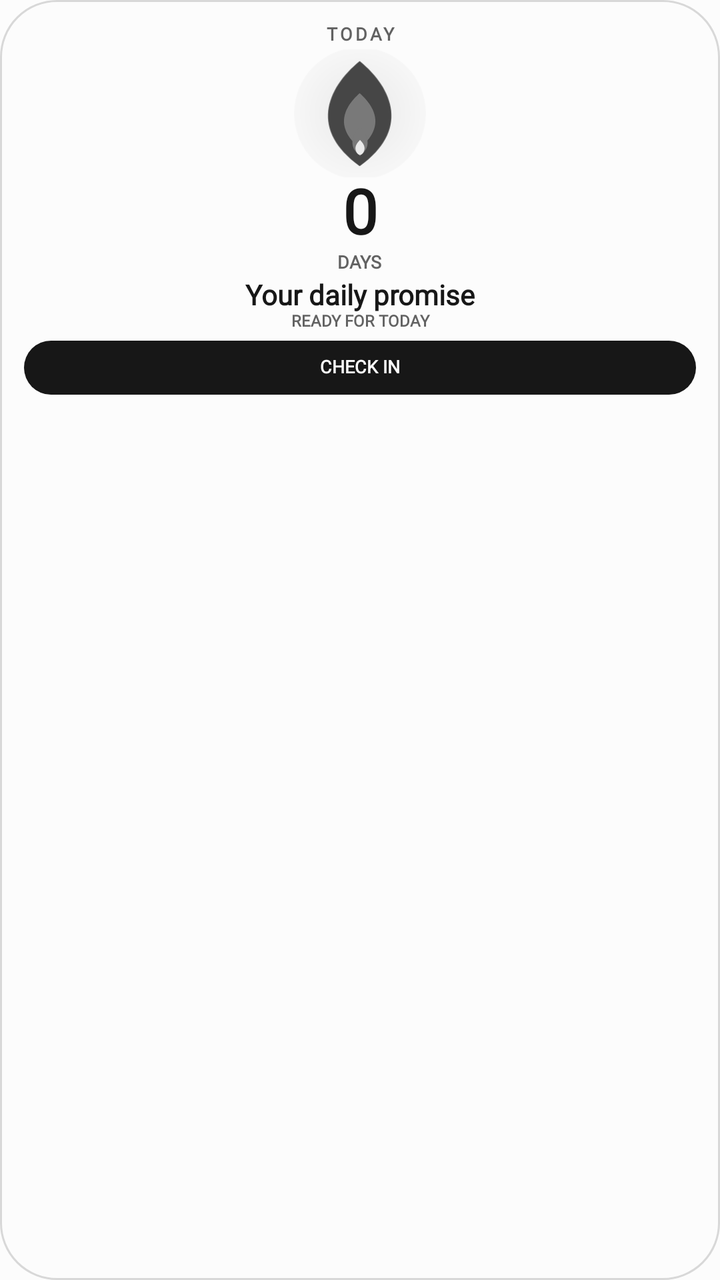
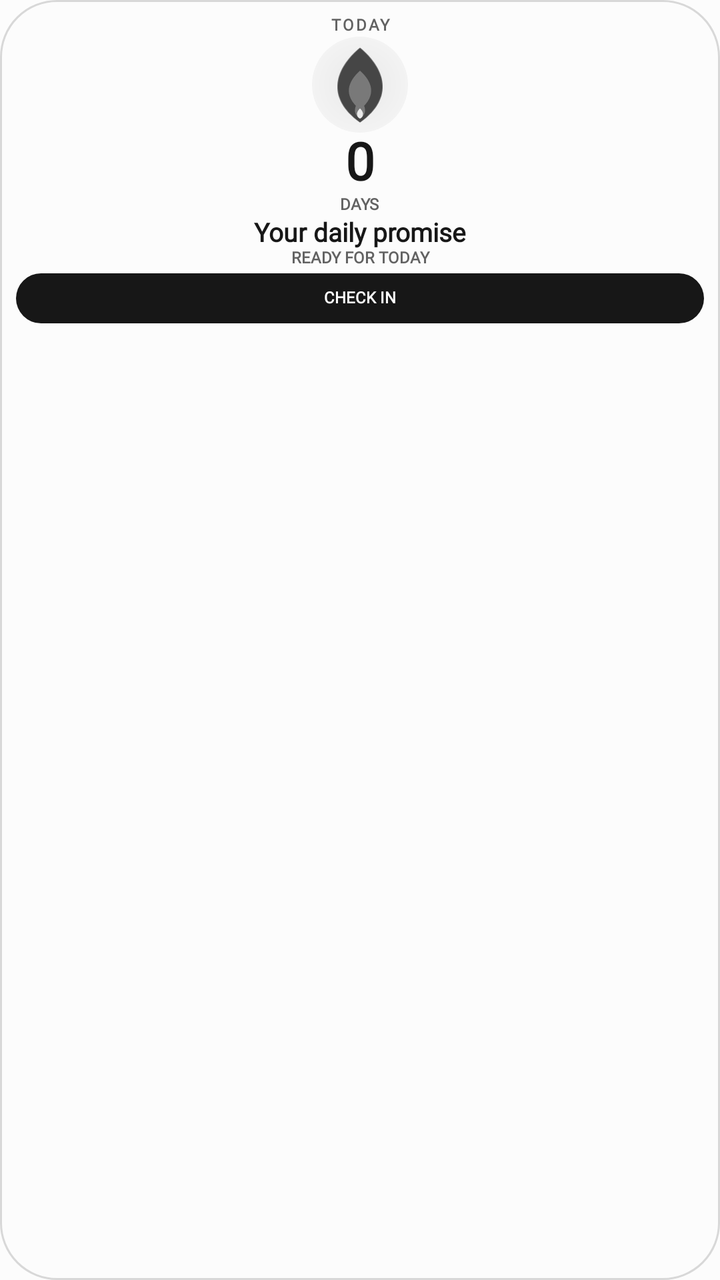

Before-and-after screenshots of an Android layout around one commit, followed by the original layout XML and the change that was made.
<!-- AndroidManifest.xml: application theme Theme.StreakWidget -->
<!-- res/layout/widget_layout_square.xml -->
<?xml version="1.0" encoding="utf-8"?>
<FrameLayout xmlns:android="http://schemas.android.com/apk/res/android"
    android:id="@+id/widget_background"
    android:layout_width="match_parent"
    android:layout_height="match_parent"
    android:background="@drawable/widget_bg_shape"
    android:padding="12dp">

    <LinearLayout android:layout_width="match_parent" android:layout_height="match_parent" android:gravity="center_horizontal" android:orientation="vertical">
        <TextView android:id="@+id/widget_eyebrow" style="@style/WidgetText" android:layout_width="match_parent" android:layout_height="wrap_content" android:gravity="center" android:includeFontPadding="false" android:letterSpacing="0.15" android:text="@string/widget_preview_today" android:textColor="@color/widget_text_muted" android:textSize="9sp" android:textStyle="bold" />
        <FrameLayout android:layout_width="68dp" android:layout_height="64dp" android:layout_marginTop="2dp">
            <ImageView android:id="@+id/widget_flame_glow" android:layout_width="66dp" android:layout_height="66dp" android:layout_gravity="center" android:contentDescription="@null" android:src="@drawable/widget_flame_glow" />
            <ImageView android:id="@+id/widget_flame_outer" android:layout_width="59dp" android:layout_height="59dp" android:layout_gravity="center" android:contentDescription="@null" android:src="@drawable/ic_widget_flame_outer" />
            <ImageView android:id="@+id/widget_flame_mid" android:layout_width="45dp" android:layout_height="45dp" android:layout_gravity="center" android:contentDescription="@null" android:src="@drawable/ic_widget_flame_mid" />
            <ImageView android:id="@+id/widget_flame_inner" android:layout_width="36dp" android:layout_height="36dp" android:layout_gravity="center_horizontal|bottom" android:layout_marginBottom="5dp" android:contentDescription="@null" android:src="@drawable/ic_widget_flame_inner" />
        </FrameLayout>
        <LinearLayout android:layout_width="match_parent" android:layout_height="wrap_content" android:gravity="center" android:orientation="vertical">
            <TextView android:id="@+id/widget_streak_count" style="@style/WidgetText" android:layout_width="54dp" android:layout_height="wrap_content" android:gravity="center" android:includeFontPadding="false" android:autoSizeTextType="uniform" android:autoSizeMinTextSize="16sp" android:autoSizeMaxTextSize="31sp" android:autoSizeStepGranularity="1sp" android:text="@string/widget_preview_count" android:textColor="@color/widget_text_primary" android:textSize="31sp" android:textStyle="bold" />
            <TextView android:id="@+id/widget_streak_label" style="@style/WidgetText" android:layout_width="wrap_content" android:layout_height="wrap_content" android:layout_marginTop="1dp" android:includeFontPadding="false" android:text="@string/widget_preview_days" android:textColor="@color/widget_text_muted" android:textSize="9sp" android:textStyle="bold" />
        </LinearLayout>
        <TextView android:id="@+id/widget_habit_name" style="@style/WidgetText" android:layout_width="match_parent" android:layout_height="wrap_content" android:layout_marginTop="3dp" android:ellipsize="end" android:gravity="center" android:includeFontPadding="false" android:maxLines="1" android:text="@string/widget_preview_goal" android:textColor="@color/widget_text_primary" android:textSize="14sp" android:textStyle="bold" />
        <TextView android:id="@+id/widget_status" style="@style/WidgetText" android:layout_width="match_parent" android:layout_height="wrap_content" android:ellipsize="end" android:gravity="center" android:includeFontPadding="false" android:maxLines="1" android:text="@string/widget_preview_status" android:textColor="@color/widget_text_muted" android:textSize="8sp" android:textStyle="bold" />
        <TextView android:id="@+id/widget_task_progress" style="@style/WidgetText" android:layout_width="match_parent" android:layout_height="wrap_content" android:ellipsize="end" android:gravity="center" android:includeFontPadding="false" android:maxLines="1" android:textColor="@color/widget_text_muted" android:textSize="9sp" android:textStyle="bold" android:visibility="gone" />
        <TextView android:id="@+id/widget_check_in" style="@style/WidgetText" android:layout_width="match_parent" android:layout_height="27dp" android:layout_marginTop="5dp" android:background="@drawable/widget_action_shape" android:gravity="center" android:includeFontPadding="false" android:text="@string/widget_preview_check_in" android:textColor="@color/widget_action_text" android:textSize="9sp" android:textStyle="bold" />
    </LinearLayout>
</FrameLayout>
<!-- resources referenced by this layout -->
<resources>
  <color name="widget_action_text">#FCFCFC</color>
  <color name="widget_text_muted">#626262</color>
  <color name="widget_text_primary">#171717</color>
  <!-- drawable ic_widget_flame_inner (drawable) -->
  <?xml version="1.0" encoding="utf-8"?>
  <vector xmlns:android="http://schemas.android.com/apk/res/android"
      android:width="100dp"
      android:height="100dp"
      android:viewportWidth="100"
      android:viewportHeight="100">
      
      <path
          android:fillColor="@color/widget_flame_idle_inner"
          android:pathData="M50,44 C62,57 66,72 50,84 C34,72 38,57 50,44 Z" />
      <path
          android:fillColor="#FFFFFF"
          android:pathData="M50,62 C55,67 57,71 56,76 C55,80 53,82 50,83 C47,82 45,80 44,76 C43,71 45,67 50,62 Z"
          android:fillAlpha="0.85" />
  </vector>
  <!-- drawable ic_widget_flame_mid (drawable) -->
  <?xml version="1.0" encoding="utf-8"?>
  <vector xmlns:android="http://schemas.android.com/apk/res/android"
      android:width="100dp"
      android:height="100dp"
      android:viewportWidth="100"
      android:viewportHeight="100">
      
      <path
          android:fillColor="@color/widget_flame_idle_inner"
          android:pathData="M50,28 C68,44 78,66 50,89 C22,66 32,44 50,28 Z" />
  </vector>
  <!-- drawable ic_widget_flame_outer (drawable) -->
  <?xml version="1.0" encoding="utf-8"?>
  <vector xmlns:android="http://schemas.android.com/apk/res/android"
      android:width="100dp"
      android:height="100dp"
      android:viewportWidth="100"
      android:viewportHeight="100">
      
      <path
          android:fillColor="@color/widget_flame_idle_outer"
          android:pathData="M50,6 C79,30 92,65 50,95 C8,65 21,30 50,6 Z" />
  </vector>
  <!-- drawable widget_action_shape (drawable) -->
  <?xml version="1.0" encoding="utf-8"?>
  <shape xmlns:android="http://schemas.android.com/apk/res/android" android:shape="rectangle">
      <solid android:color="@color/widget_action_surface" />
      <corners android:radius="18dp" />
  </shape>
  <!-- drawable widget_bg_shape (drawable) -->
  <?xml version="1.0" encoding="utf-8"?>
  <shape xmlns:android="http://schemas.android.com/apk/res/android" android:shape="rectangle">
      <solid android:color="@color/widget_surface" />
      <corners android:radius="28dp" />
      <stroke
          android:width="1dp"
          android:color="@color/widget_outline" />
  </shape>
  <!-- drawable widget_flame_glow (drawable) -->
  <?xml version="1.0" encoding="utf-8"?>
  <shape xmlns:android="http://schemas.android.com/apk/res/android" android:shape="oval">
      <gradient
          android:centerX="0.5"
          android:centerY="0.5"
          android:endColor="@android:color/transparent"
          android:gradientRadius="48dp"
          android:startColor="@color/widget_flame_idle_glow"
          android:type="radial" />
  </shape>
  <string name="widget_preview_check_in">CHECK IN</string>
  <string name="widget_preview_count">0</string>
  <string name="widget_preview_days">DAYS</string>
  <string name="widget_preview_goal">Your daily promise</string>
  <string name="widget_preview_status">READY FOR TODAY</string>
  <string name="widget_preview_today">TODAY</string>
  <style name="WidgetText">
          <item name="android:fontFamily">serif</item>
      </style>
  <style name="Theme.StreakWidget" parent="android:Theme.Material.Light.NoActionBar">
          <item name="android:windowBackground">#FCFCFC</item>
          <item name="android:colorAccent">#151515</item>
          <item name="android:statusBarColor">#FCFCFC</item>
          <item name="android:navigationBarColor">#FCFCFC</item>
          <item name="android:windowLightStatusBar">true</item>
          <item name="android:windowNoTitle">true</item>
      </style>
  <color name="widget_flame_idle_inner">#797979</color>
  <color name="widget_flame_idle_outer">#464646</color>
  <color name="widget_action_surface">#171717</color>
  <color name="widget_surface">#FCFCFC</color>
  <color name="widget_outline">#D8D8D8</color>
  <color name="widget_flame_idle_glow">#14171717</color>
</resources>

<!-- the commit's change to res/layout/widget_layout_square.xml (unified diff, before → after) -->
@@ -4,23 +4,23 @@
     android:layout_width="match_parent"
     android:layout_height="match_parent"
     android:background="@drawable/widget_bg_shape"
-    android:padding="12dp">
+    android:padding="8dp">
 
     <LinearLayout android:layout_width="match_parent" android:layout_height="match_parent" android:gravity="center_horizontal" android:orientation="vertical">
-        <TextView android:id="@+id/widget_eyebrow" style="@style/WidgetText" android:layout_width="match_parent" android:layout_height="wrap_content" android:gravity="center" android:includeFontPadding="false" android:letterSpacing="0.15" android:text="@string/widget_preview_today" android:textColor="@color/widget_text_muted" android:textSize="9sp" android:textStyle="bold" />
-        <FrameLayout android:layout_width="68dp" android:layout_height="64dp" android:layout_marginTop="2dp">
-            <ImageView android:id="@+id/widget_flame_glow" android:layout_width="66dp" android:layout_height="66dp" android:layout_gravity="center" android:contentDescription="@null" android:src="@drawable/widget_flame_glow" />
-            <ImageView android:id="@+id/widget_flame_outer" android:layout_width="59dp" android:layout_height="59dp" android:layout_gravity="center" android:contentDescription="@null" android:src="@drawable/ic_widget_flame_outer" />
-            <ImageView android:id="@+id/widget_flame_mid" android:layout_width="45dp" android:layout_height="45dp" android:layout_gravity="center" android:contentDescription="@null" android:src="@drawable/ic_widget_flame_mid" />
-            <ImageView android:id="@+id/widget_flame_inner" android:layout_width="36dp" android:layout_height="36dp" android:layout_gravity="center_horizontal|bottom" android:layout_marginBottom="5dp" android:contentDescription="@null" android:src="@drawable/ic_widget_flame_inner" />
+        <TextView android:id="@+id/widget_eyebrow" style="@style/WidgetText" android:layout_width="match_parent" android:layout_height="wrap_content" android:gravity="center" android:includeFontPadding="false" android:letterSpacing="0.12" android:text="@string/widget_preview_today" android:textColor="@color/widget_text_muted" android:textSize="8sp" android:textStyle="bold" />
+        <FrameLayout android:layout_width="48dp" android:layout_height="48dp" android:layout_marginTop="1dp">
+            <ImageView android:id="@+id/widget_flame_glow" android:layout_width="48dp" android:layout_height="48dp" android:layout_gravity="center" android:contentDescription="@null" android:src="@drawable/widget_flame_glow" />
+            <ImageView android:id="@+id/widget_flame_outer" android:layout_width="42dp" android:layout_height="42dp" android:layout_gravity="center" android:contentDescription="@null" android:src="@drawable/ic_widget_flame_outer" />
+            <ImageView android:id="@+id/widget_flame_mid" android:layout_width="32dp" android:layout_height="32dp" android:layout_gravity="center" android:contentDescription="@null" android:src="@drawable/ic_widget_flame_mid" />
+            <ImageView android:id="@+id/widget_flame_inner" android:layout_width="24dp" android:layout_height="24dp" android:layout_gravity="center_horizontal|bottom" android:layout_marginBottom="3dp" android:contentDescription="@null" android:src="@drawable/ic_widget_flame_inner" />
         </FrameLayout>
         <LinearLayout android:layout_width="match_parent" android:layout_height="wrap_content" android:gravity="center" android:orientation="vertical">
-            <TextView android:id="@+id/widget_streak_count" style="@style/WidgetText" android:layout_width="54dp" android:layout_height="wrap_content" android:gravity="center" android:includeFontPadding="false" android:autoSizeTextType="uniform" android:autoSizeMinTextSize="16sp" android:autoSizeMaxTextSize="31sp" android:autoSizeStepGranularity="1sp" android:text="@string/widget_preview_count" android:textColor="@color/widget_text_primary" android:textSize="31sp" android:textStyle="bold" />
-            <TextView android:id="@+id/widget_streak_label" style="@style/WidgetText" android:layout_width="wrap_content" android:layout_height="wrap_content" android:layout_marginTop="1dp" android:includeFontPadding="false" android:text="@string/widget_preview_days" android:textColor="@color/widget_text_muted" android:textSize="9sp" android:textStyle="bold" />
+            <TextView android:id="@+id/widget_streak_count" style="@style/WidgetText" android:layout_width="wrap_content" android:layout_height="wrap_content" android:gravity="center" android:includeFontPadding="false" android:autoSizeTextType="uniform" android:autoSizeMinTextSize="14sp" android:autoSizeMaxTextSize="26sp" android:autoSizeStepGranularity="1sp" android:text="@string/widget_preview_count" android:textColor="@color/widget_text_primary" android:textSize="26sp" android:textStyle="bold" />
+            <TextView android:id="@+id/widget_streak_label" style="@style/WidgetText" android:layout_width="wrap_content" android:layout_height="wrap_content" android:layout_marginTop="1dp" android:includeFontPadding="false" android:text="@string/widget_preview_days" android:textColor="@color/widget_text_muted" android:textSize="8sp" android:textStyle="bold" />
         </LinearLayout>
-        <TextView android:id="@+id/widget_habit_name" style="@style/WidgetText" android:layout_width="match_parent" android:layout_height="wrap_content" android:layout_marginTop="3dp" android:ellipsize="end" android:gravity="center" android:includeFontPadding="false" android:maxLines="1" android:text="@string/widget_preview_goal" android:textColor="@color/widget_text_primary" android:textSize="14sp" android:textStyle="bold" />
+        <TextView android:id="@+id/widget_habit_name" style="@style/WidgetText" android:layout_width="match_parent" android:layout_height="wrap_content" android:layout_marginTop="2dp" android:ellipsize="end" android:gravity="center" android:includeFontPadding="false" android:maxLines="1" android:text="@string/widget_preview_goal" android:textColor="@color/widget_text_primary" android:textSize="13sp" android:textStyle="bold" />
         <TextView android:id="@+id/widget_status" style="@style/WidgetText" android:layout_width="match_parent" android:layout_height="wrap_content" android:ellipsize="end" android:gravity="center" android:includeFontPadding="false" android:maxLines="1" android:text="@string/widget_preview_status" android:textColor="@color/widget_text_muted" android:textSize="8sp" android:textStyle="bold" />
-        <TextView android:id="@+id/widget_task_progress" style="@style/WidgetText" android:layout_width="match_parent" android:layout_height="wrap_content" android:ellipsize="end" android:gravity="center" android:includeFontPadding="false" android:maxLines="1" android:textColor="@color/widget_text_muted" android:textSize="9sp" android:textStyle="bold" android:visibility="gone" />
-        <TextView android:id="@+id/widget_check_in" style="@style/WidgetText" android:layout_width="match_parent" android:layout_height="27dp" android:layout_marginTop="5dp" android:background="@drawable/widget_action_shape" android:gravity="center" android:includeFontPadding="false" android:text="@string/widget_preview_check_in" android:textColor="@color/widget_action_text" android:textSize="9sp" android:textStyle="bold" />
+        <TextView android:id="@+id/widget_task_progress" style="@style/WidgetText" android:layout_width="match_parent" android:layout_height="wrap_content" android:ellipsize="end" android:gravity="center" android:includeFontPadding="false" android:maxLines="1" android:textColor="@color/widget_text_muted" android:textSize="8sp" android:textStyle="bold" android:visibility="gone" />
+        <TextView android:id="@+id/widget_check_in" style="@style/WidgetText" android:layout_width="match_parent" android:layout_height="25dp" android:layout_marginTop="3dp" android:background="@drawable/widget_action_shape" android:gravity="center" android:includeFontPadding="false" android:text="@string/widget_preview_check_in" android:textColor="@color/widget_action_text" android:textSize="8sp" android:textStyle="bold" />
     </LinearLayout>
 </FrameLayout>
